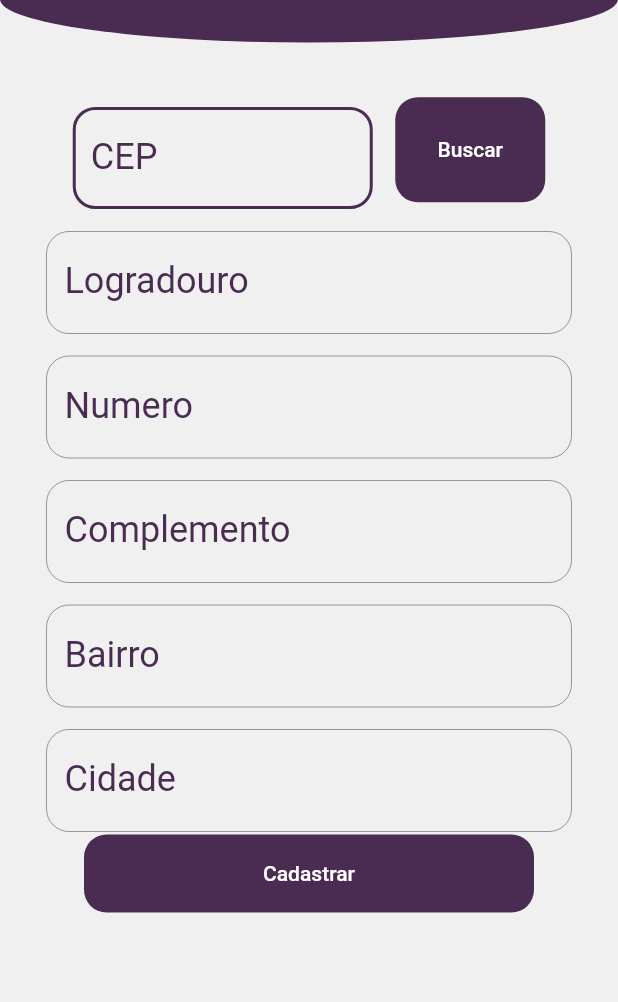
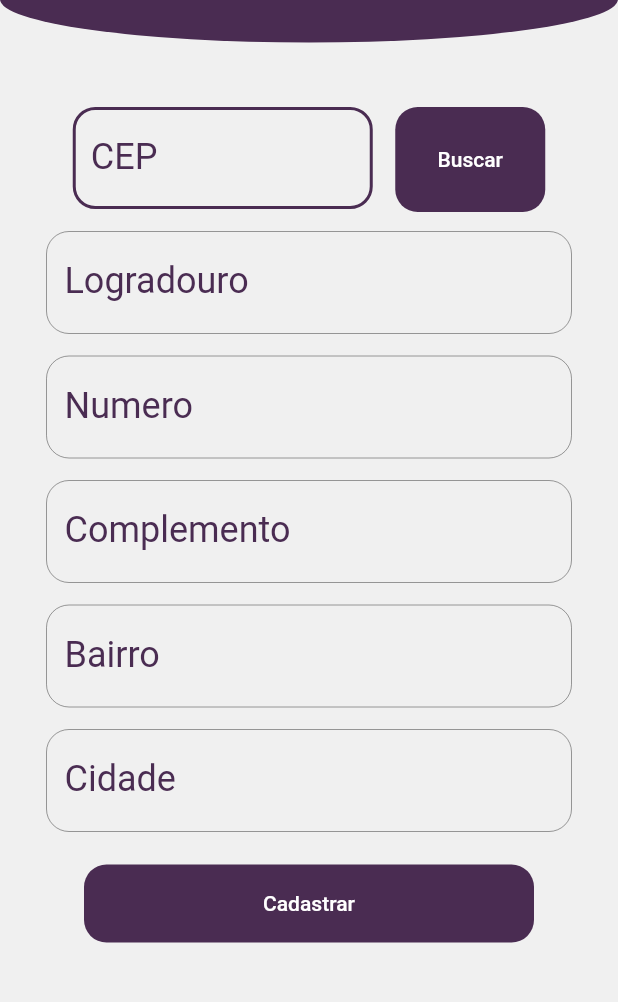
Before and after one commit to GuiPiovezan/aplicativo-point-summer-foods, a Flutter app: the AddressRegistration screen opened directly, on a phone screen of 412 x 824 dp, the part 88-1090 px from its top. Run offline on Flutter 3.47's test engine with Material 2 defaults, Android fonts, the phone set to English and light mode, and no system bars; our stand-ins replace brasil_fields, cloud_firestore, firebase_auth, firebase_core, modal_bottom_sheet; accounts and stored records are empty.

Commit message:
Corrigindo margin dos botoes na tela de cadastro de endereço

```diff
--- a/lib/View/CustomerRegistration/address-registration.dart
+++ b/lib/View/CustomerRegistration/address-registration.dart
@@ -104,11 +104,14 @@ class _AddressRegistration extends State<AddressRegistration> {
                 const SizedBox(
                   width: 15,
                 ),
-                CustomTextButton(
+                Container(
+                  margin: const EdgeInsets.fromLTRB(0, 13, 0, 0),
+                  child: CustomTextButton(
                     buttonText: "Buscar",
                     onPressed: searchCEP,
                     width: 100,
                     heigth: 70,
+                  ),
                 ),
               ],
             ),
@@ -143,9 +146,12 @@ class _AddressRegistration extends State<AddressRegistration> {
               placeholder: 'São José do Rio Preto',
               enable: enableCity,
             ),
-            CustomTextButton(
+            Container(
+              margin: const EdgeInsets.fromLTRB(0, 20, 0, 0),
+              child: CustomTextButton(
                 buttonText: "Cadastrar",
                 onPressed: () => save(context),
+              ),
             ),
           ],
         ),
--- a/lib/widgets/TextFields/custom-text-field.dart
+++ b/lib/widgets/TextFields/custom-text-field.dart
@@ -16,25 +16,26 @@ class CustomTextField extends StatelessWidget {
   List<TextInputFormatter>? inputFormatters;
 
   CustomTextField({
+    Key? key,
     this.controller,
     this.labelText,
     this.placeholder,
     this.width,
-    this.heigth,
+    this.heigth = 70,
     this.inputType,
     this.enable = true,
     this.onSaved,
     this.validator,
     this.inputFormatters,
     this.obscureText = false,
-  });
+  }) : super(key: key);
 
   @override
   Widget build(BuildContext context) {
     return Center(
       child: Padding(
         padding: const EdgeInsets.fromLTRB(0, 13, 0, 0),
-        child: Container(
+        child: SizedBox(
           height: heigth != null
               ? validator != null
                   ? double?.parse(heigth.toString()) + 30
```
Also changed, not shown: lib/View/Home/home.dart (+10 -10 lines). Lines whose indentation alone changed are shown as unchanged.
